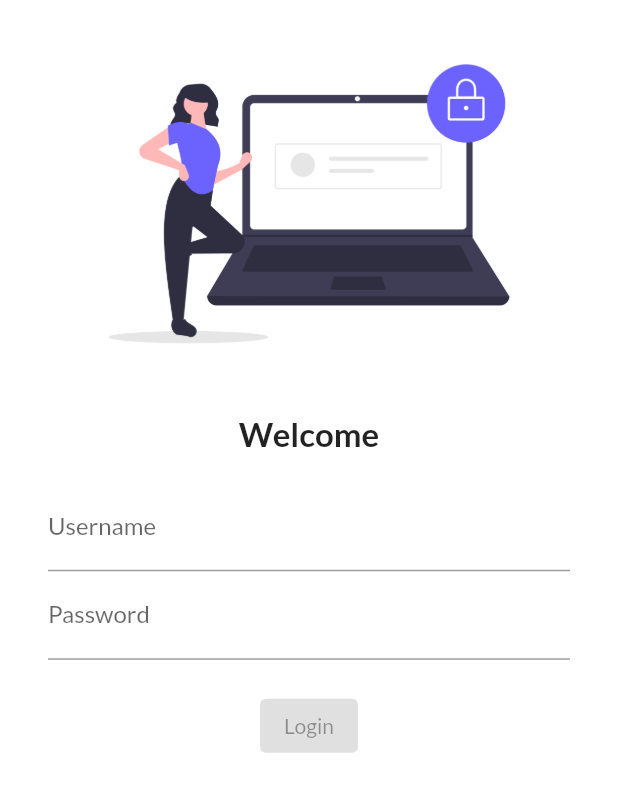
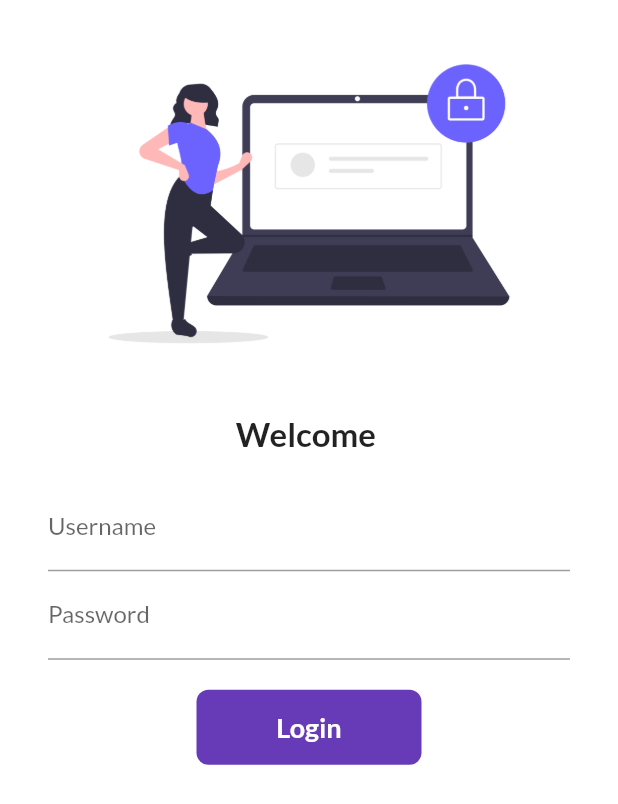
Before and after one commit to Yuvrajsingh-source/twodaysofflutter, a Flutter app: the screen it shows after launch, on a phone screen of 412 x 824 dp. Shown: the top 804 px of the screen. Run offline on Flutter 3.47's test engine with Material 2 defaults, Android fonts, the phone set to English and light mode, and no system bars; our stand-ins replace google_fonts.

Commit message:
day5completed

```diff
--- a/lib/pages/login_page.dart
+++ b/lib/pages/login_page.dart
@@ -1,6 +1,16 @@
+import 'package:catalog/pages/home_page.dart';
 import 'package:flutter/material.dart';
 
-class Loginpage extends StatelessWidget {
+class Loginpage extends StatefulWidget {
+  Loginpage({Key key}) : super(key: key);
+
+  @override
+  _LoginpageState createState() => _LoginpageState();
+}
+
+class _LoginpageState extends State<Loginpage> {
+  String name = "";
+  bool changedButton = false;
   @override
   Widget build(BuildContext context) {
     return Material(
@@ -14,11 +24,15 @@ class Loginpage extends StatelessWidget {
               children: [
                 Image.asset("assets/images/login_image.png", fit: BoxFit.cover),
                 SizedBox(height: 20),
-                Text("Welcome",
+                Text("Welcome $name",
                     style:
                         TextStyle(fontSize: 22, fontWeight: FontWeight.bold)),
                 SizedBox(height: 20),
                 TextFormField(
+                    onChanged: (value) {
+                      name = value;
+                      setState(() {});
+                    },
                     decoration: InputDecoration(
                         hintText: "Enter Username", labelText: "Username")),
                 TextFormField(
@@ -28,9 +42,36 @@ class Loginpage extends StatelessWidget {
                 SizedBox(
                   height: 20.0,
                 ),
-                ElevatedButton(
-                  onPressed: null,
-                  child: Text("Login"),
+                InkWell(
+                  onTap: () async {
+                    changedButton = true;
+                    setState(() {});
+                    await Future.delayed(Duration(seconds: 2));
+                    Navigator.push(context,
+                        MaterialPageRoute(builder: (context) => Homepage()));
+                  },
+                  child: AnimatedContainer(
+                    duration: Duration(seconds: 1),
+                    decoration: BoxDecoration(
+                        color: Colors.deepPurple,
+                        borderRadius:
+                            BorderRadius.circular(changedButton ? 50 : 8)),
+                    width: changedButton ? 50 : 150,
+                    height: 50,
+                    alignment: Alignment.center,
+                    child: changedButton
+                        ? Icon(
+                            Icons.done,
+                            color: Colors.white,
+                          )
+                        : Text(
+                            'Login',
+                            style: TextStyle(
+                                color: Colors.white,
+                                fontWeight: FontWeight.bold,
+                                fontSize: 18),
+                          ),
+                  ),
                 )
               ],
             ),
```
